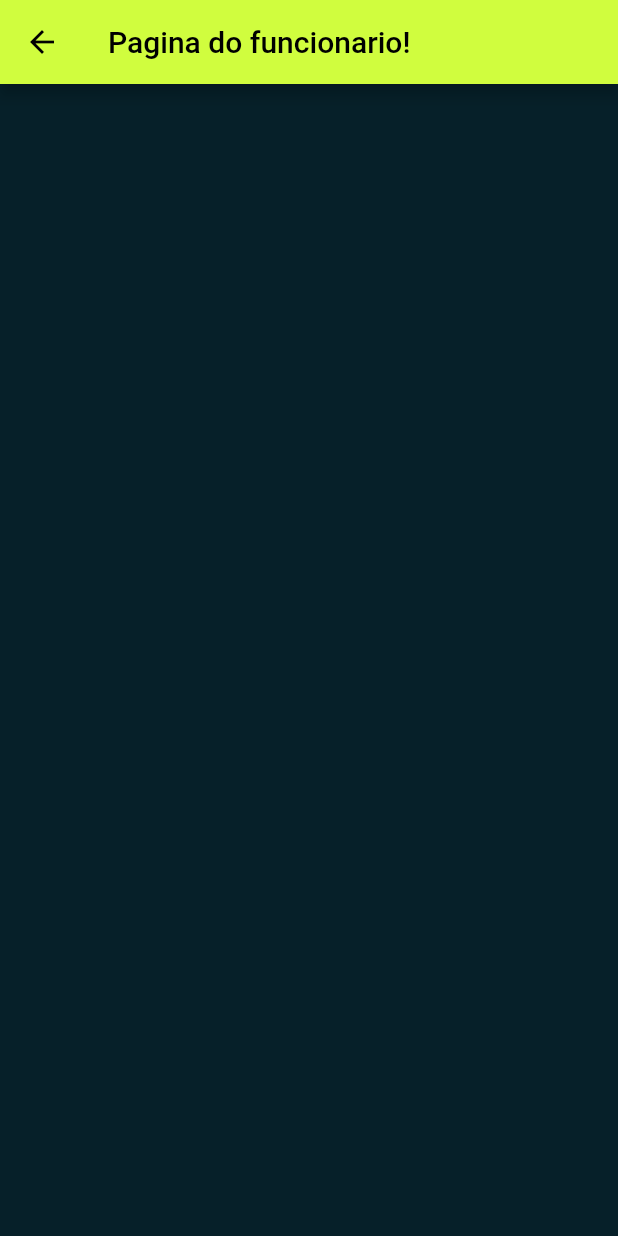
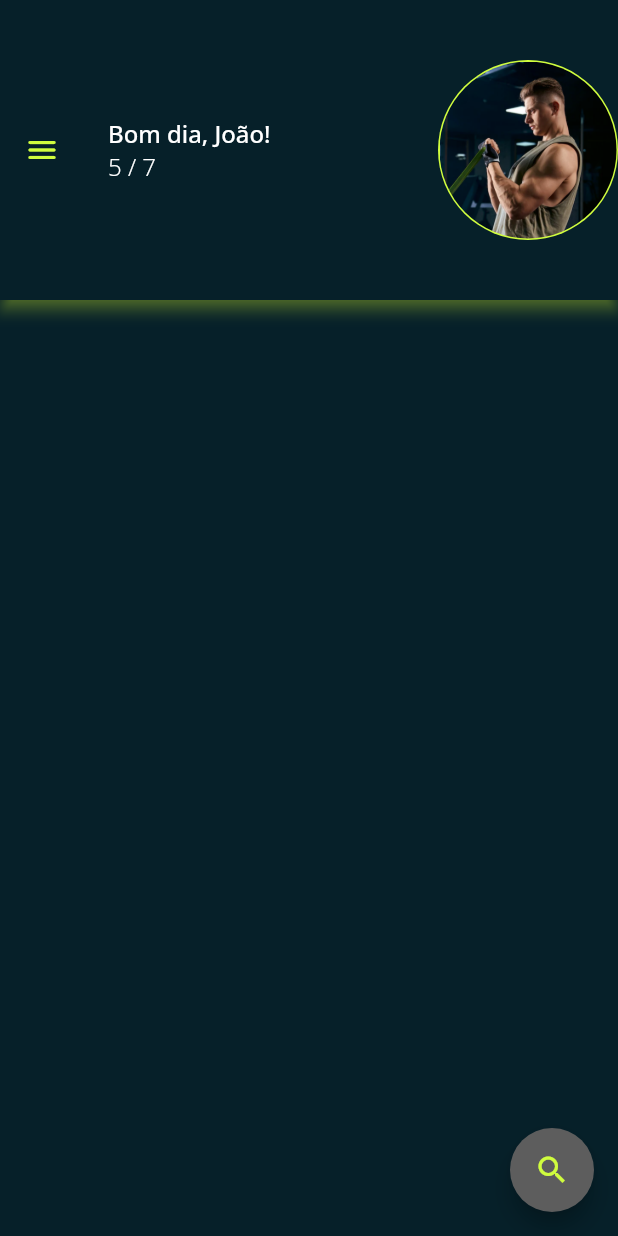
Before and after one commit to HallackVCP/Coliseum-Fit-Frontend, a Flutter app: the HomePageFuncionario screen opened by its route, on a phone screen of 412 x 824 dp. Run offline on Flutter 3.47's test engine with Material 2 defaults, Android fonts, the phone set to English and light mode, and no system bars; our stand-ins replace google_fonts.

Commit message:
Adicionada pagina de funcionario e ADM

```diff
--- a/lib/main.dart
+++ b/lib/main.dart
@@ -1,3 +1,4 @@
+import 'package:coliseum_fit/modules/admin/home_page.dart';
 import 'package:coliseum_fit/modules/aluno/home_page.dart';
 import 'package:coliseum_fit/modules/funcionario/home_page.dart';
 import 'package:coliseum_fit/shared/themes/app_colors.dart';
@@ -26,6 +27,7 @@ class MyApp extends StatelessWidget {
       routes: {
         '/' : (context) => LoginPage(),
         '/home_page_funcionario' : (context) => HomePageFuncionario(),
+        '/home_page_admin' : (context) => HomePageFuncionarioADM(),
         '/home_page_aluno' : (context) => HomePageAluno(),
       },
     );
--- a/lib/modules/aluno/home_page.dart
+++ b/lib/modules/aluno/home_page.dart
@@ -9,8 +9,6 @@ class HomePageAluno extends StatefulWidget {
   @override
   State<HomePageAluno> createState() => _HomePageAlunoState();
 }
-
-
 
 class _HomePageAlunoState extends State<HomePageAluno> {
 
--- a/lib/modules/funcionario/home_page.dart
+++ b/lib/modules/funcionario/home_page.dart
@@ -1,14 +1,57 @@
-import 'package:coliseum_fit/shared/themes/app_colors.dart';
+import 'package:coliseum_fit/shared/themes/app_text_styles.dart';
 import 'package:flutter/material.dart';
+import '../../shared/themes/app_colors.dart';
+import 'drawer.dart';
 
-class HomePageFuncionario extends StatelessWidget {
+class HomePageFuncionario extends StatefulWidget {
   const HomePageFuncionario({Key? key}) : super(key: key);
+
+  @override
+  State<HomePageFuncionario> createState() => _HomePageFuncionario();
+}
+
+class _HomePageFuncionario extends State<HomePageFuncionario> {
 
   @override
   Widget build(BuildContext context) {
     return Scaffold(
+      floatingActionButton: FloatingActionButton(onPressed: (){}, child: Icon(Icons.search),),
+      drawer: CustomDrawer(),
+      drawerScrimColor: AppColors.background,
       backgroundColor: AppColors.background,
-      appBar: AppBar(title: Text("Pagina do funcionario!"),),
+      appBar: AppBar(
+          backgroundColor: AppColors.background,
+          shadowColor: AppColors.primary,
+          toolbarHeight: 200,
+          leading: Builder(
+              builder: (context) => IconButton(
+                    icon: Icon(
+                      Icons.menu_rounded,
+                      color: AppColors.primary,
+                    ),
+                    onPressed: () => Scaffold.of(context).openDrawer(),
+                  )),
+          title: Column(
+            crossAxisAlignment: CrossAxisAlignment.start,
+            children: [
+              Text(
+                "Bom dia, João!",
+                style: AppTextStyles.titleHome,
+              ),
+              Text(DateTime.now().day.toString() + " / " + DateTime.now().month.toString(), style: AppTextStyles.loginSimple,),
+            ],
+          ),
+          actions: const [
+            CircleAvatar(
+              radius: 60,
+              backgroundColor: AppColors.primary,
+              child: CircleAvatar(
+                  radius: 59,
+                  backgroundImage: AssetImage(
+                    "assets/images/usuario.png",
+                  )),
+            ),
+          ]),
     );
   }
 }
--- a/lib/modules/login/login_controller.dart
+++ b/lib/modules/login/login_controller.dart
@@ -4,6 +4,10 @@ import 'package:flutter/material.dart';
 String loginRedirectHelper(bool _isFuncionario, String email, String senha){
   if(_isFuncionario){
     // PESQUISA NO BANDO DE FUNCIONARIO / ADMIN
+
+  if(email.compareTo('admin') == 0 && senha.compareTo('admin') == 0){
+    return '/home_page_admin';
+  }
     return '/home_page_funcionario';
   }
   return '/home_page_aluno';
--- a/lib/shared/themes/app_text_styles.dart
+++ b/lib/shared/themes/app_text_styles.dart
@@ -42,13 +42,28 @@ class AppTextStyles {
     color: Colors.white,
   );
 
+  // ListTile
+   static final titleList = GoogleFonts.openSans(
+    fontSize: 16,
+    fontWeight: FontWeight.w600,
+    color: Colors.white,
+  );
+
+  // ListTile
+   static final subtitleList = GoogleFonts.openSans(
+    fontSize: 16,
+    fontWeight: FontWeight.w100,
+    color: Colors.white,
+  );
+
+
   // DRAWER
   static final titleDrawer = GoogleFonts.openSans(
     fontSize: 16,
     fontWeight: FontWeight.bold,
     color: AppColors.background,
   );
-  // DRAWER
+
   static final subtitleDrawer = GoogleFonts.openSans(
     fontSize: 16,
     fontWeight: FontWeight.normal,
```
Also changed, not shown: lib/modules/admin/drawer.dart (added, +81 -0 lines), lib/modules/admin/home_page.dart (added, +146 -0 lines), lib/modules/funcionario/drawer.dart (added, +82 -0 lines).
